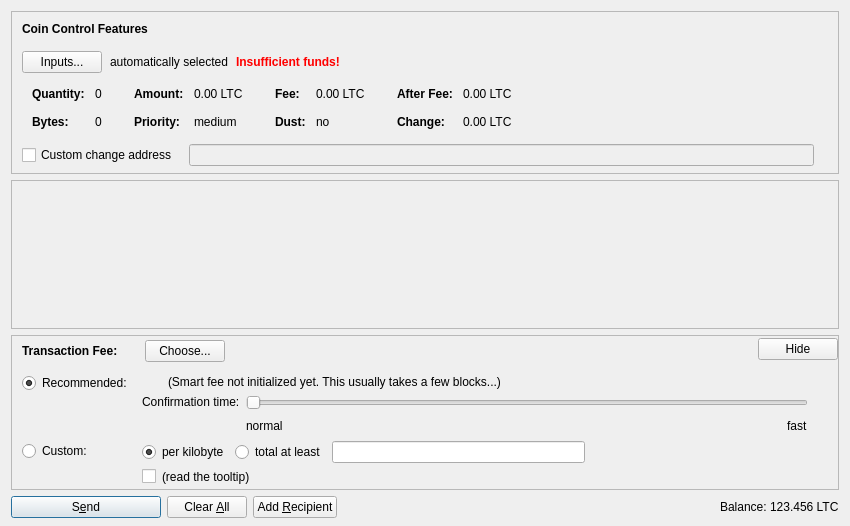
Before: the Qt Designer form src/qt/forms/sendcoinsdialog.ui in mitocoinorg/mitocoin, drawn with Qt 5.
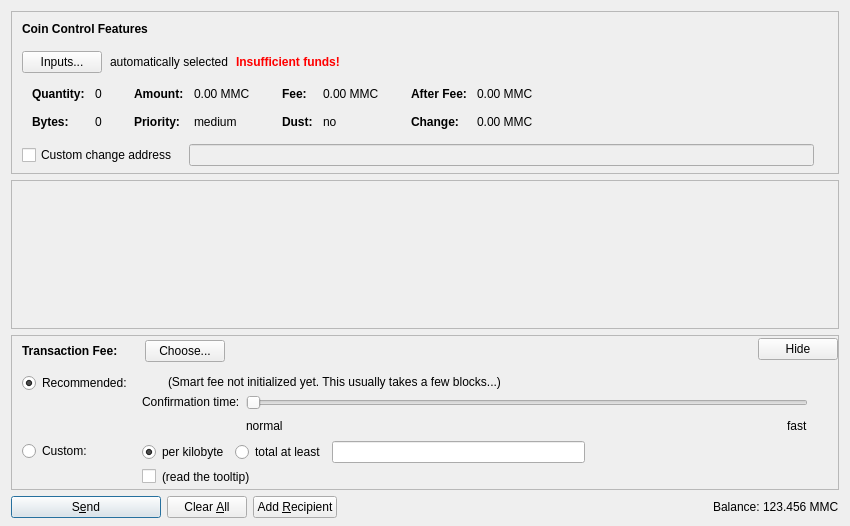
After: the same form once the commit is applied. Icons and pictures are not drawn. Custom widgets are drawn as their Qt base class.

```diff
--- a/src/qt/forms/sendcoinsdialog.ui
+++ b/src/qt/forms/sendcoinsdialog.ui
@@ -324,7 +324,7 @@
                   <enum>Qt::ActionsContextMenu</enum>
                  </property>
                  <property name="text">
-                  <string notr="true">0.00 LTC</string>
+                  <string notr="true">0.00 MMC</string>
                  </property>
                  <property name="textInteractionFlags">
                   <set>Qt::LinksAccessibleByMouse|Qt::TextSelectableByKeyboard|Qt::TextSelectableByMouse</set>
@@ -404,7 +404,7 @@
                   <enum>Qt::ActionsContextMenu</enum>
                  </property>
                  <property name="text">
-                  <string notr="true">0.00 LTC</string>
+                  <string notr="true">0.00 MMC</string>
                  </property>
                  <property name="textInteractionFlags">
                   <set>Qt::LinksAccessibleByMouse|Qt::TextSelectableByKeyboard|Qt::TextSelectableByMouse</set>
@@ -484,7 +484,7 @@
                   <enum>Qt::ActionsContextMenu</enum>
                  </property>
                  <property name="text">
-                  <string notr="true">0.00 LTC</string>
+                  <string notr="true">0.00 MMC</string>
                  </property>
                  <property name="textInteractionFlags">
                   <set>Qt::LinksAccessibleByMouse|Qt::TextSelectableByKeyboard|Qt::TextSelectableByMouse</set>
@@ -513,7 +513,7 @@
                   <enum>Qt::ActionsContextMenu</enum>
                  </property>
                  <property name="text">
-                  <string notr="true">0.00 LTC</string>
+                  <string notr="true">0.00 MMC</string>
                  </property>
                  <property name="textInteractionFlags">
                   <set>Qt::LinksAccessibleByMouse|Qt::TextSelectableByKeyboard|Qt::TextSelectableByMouse</set>
@@ -1299,7 +1299,7 @@
           <cursorShape>IBeamCursor</cursorShape>
          </property>
          <property name="text">
-          <string notr="true">123.456 LTC</string>
+          <string notr="true">123.456 MMC</string>
          </property>
          <property name="textInteractionFlags">
           <set>Qt::LinksAccessibleByMouse|Qt::TextSelectableByKeyboard|Qt::TextSelectableByMouse</set>
```
Left out of the diff: 4 changed lines with no effect on the pictures.
